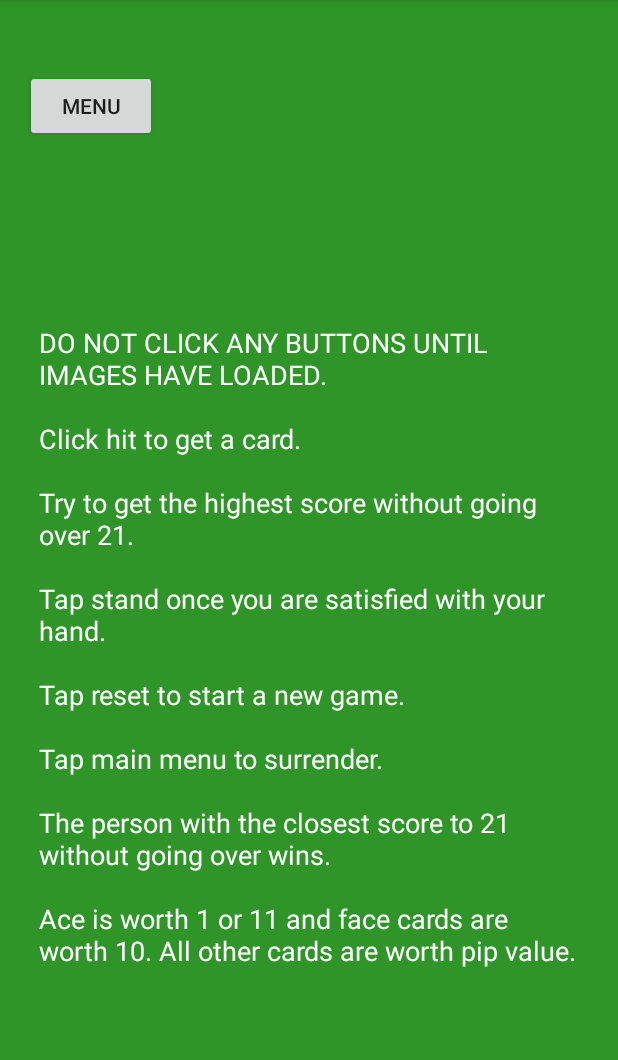
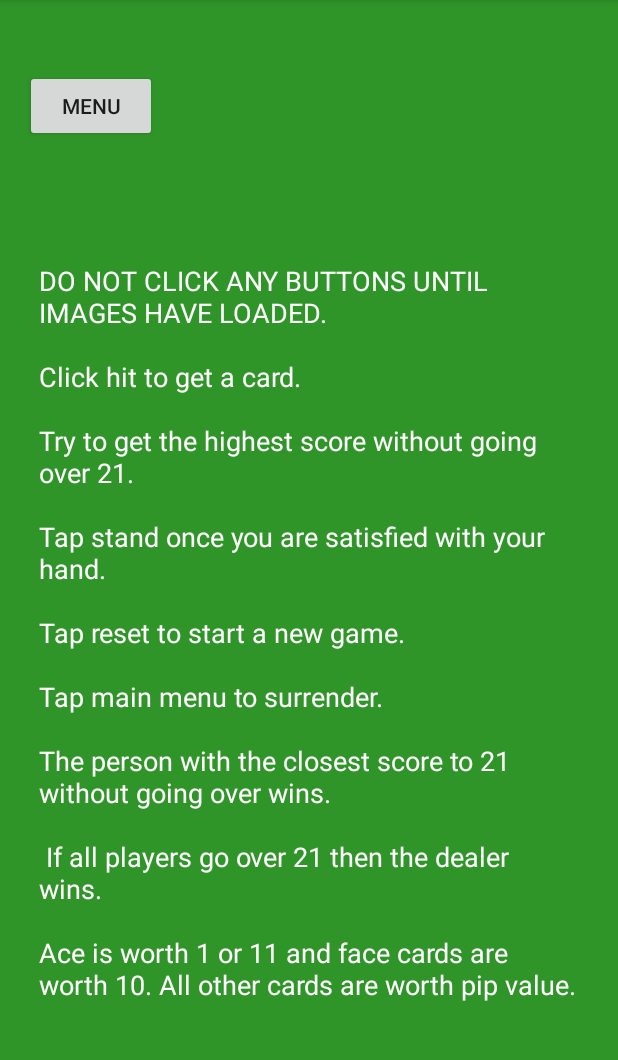
Before and after one commit to Egonzalez897/BlackJack, an Android app: the Instructions screen opened directly, with no data from a screen before it, on a phone screen of 412 x 824 dp, the part 84-1144 px from its top. Run offline under Robolectric (Android 15) with nearby library versions, the phone set to English and light mode, and no system bars; network calls fail.

Commit message:
Instructions update.

```diff
--- a/app/src/main/res/layout/activity_instructions.xml
+++ b/app/src/main/res/layout/activity_instructions.xml
@@ -19,7 +19,7 @@
         android:layout_marginRight="8dp"
         android:layout_marginStart="8dp"
         android:layout_marginTop="8dp"
-        android:text="DO NOT CLICK ANY BUTTONS UNTIL IMAGES HAVE LOADED. \n\nClick hit to get a card. \n\nTry to get the highest score without going over 21. \n\nTap stand once you are satisfied with your hand.\n\nTap reset to start a new game. \n\nTap main menu to surrender. \n\nThe person with the closest score to 21 without going over wins. \n\nAce is worth 1 or 11 and face cards are  worth 10. All other cards are worth pip value."
+        android:text="DO NOT CLICK ANY BUTTONS UNTIL IMAGES HAVE LOADED. \n\nClick hit to get a card. \n\nTry to get the highest score without going over 21. \n\nTap stand once you are satisfied with your hand.\n\nTap reset to start a new game. \n\nTap main menu to surrender. \n\nThe person with the closest score to 21 without going over wins.\n\n If all players go over 21 then the dealer wins. \n\nAce is worth 1 or 11 and face cards are  worth 10. All other cards are worth pip value."
         android:textAppearance="@style/TextAppearance.AppCompat.Inverse"
         android:textSize="18dp"
         app:layout_constraintBottom_toBottomOf="parent"
```
